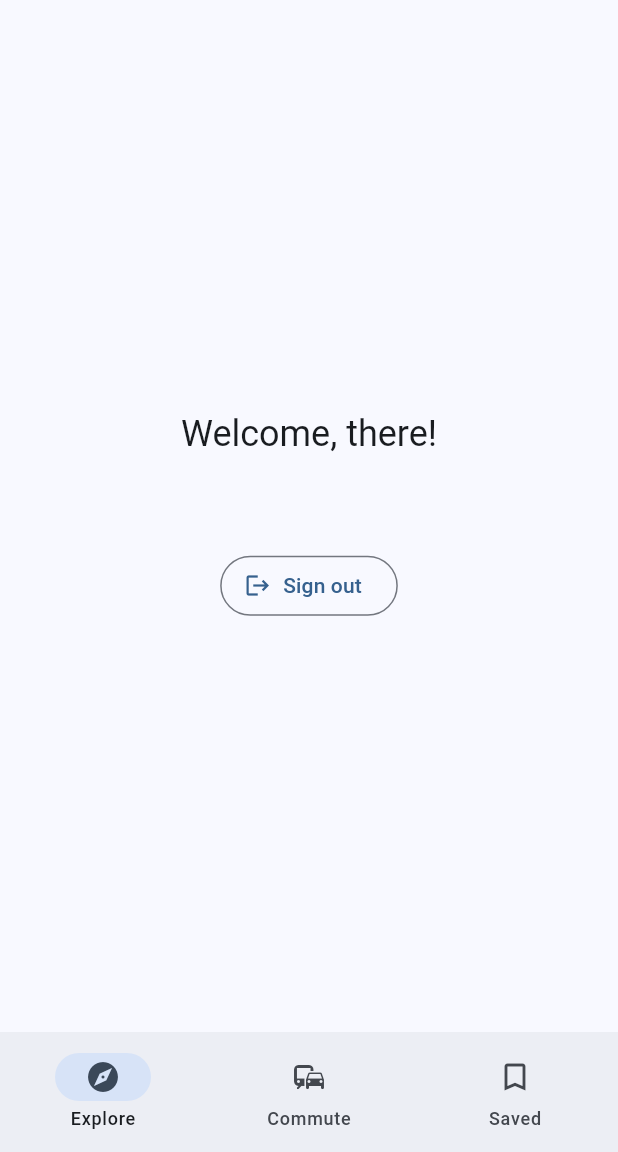
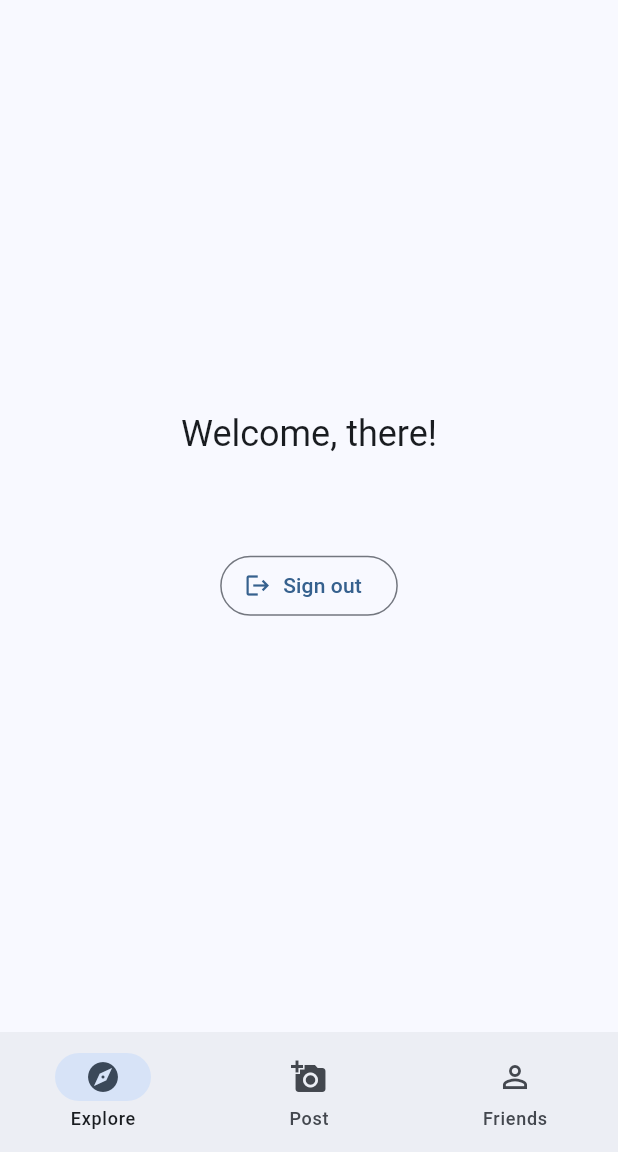
Before and after one commit to OttoRoming/unclear, a Flutter app: the screen it shows once a user with an empty profile is signed in, on a phone screen of 412 x 824 dp, the part 84-1236 px from its top. Run offline on Flutter 3.47's test engine with Material 3 defaults, Android fonts, the phone set to English and light mode, and no system bars; our stand-ins replace cloud_firestore, firebase_auth, firebase_core; accounts and stored records are empty.

Commit message:
add more navigation routes

```diff
--- a/lib/screens/home_page.dart
+++ b/lib/screens/home_page.dart
@@ -43,7 +43,8 @@ class _HomePageState extends State<HomePage> {
 
         return Scaffold(
           appBar: UnclearAppBar(onSignOut: () => _signOut(context)),
-          body: Center(
+          body: _currentPageIndex == 0
+              ? Center(
                   child: SingleChildScrollView(
                     padding: const EdgeInsets.all(24),
                     child: ConstrainedBox(
@@ -76,7 +77,10 @@ class _HomePageState extends State<HomePage> {
                       ),
                     ),
                   ),
-          ),
+                )
+              : _currentPageIndex == 1
+              ? const Placeholder()
+              : const Placeholder(),
           bottomNavigationBar: UnclearNavigationBar(
             selectedIndex: _currentPageIndex,
             onDestinationSelected: (index) =>
--- a/lib/widgets/navigation_bar.dart
+++ b/lib/widgets/navigation_bar.dart
@@ -17,11 +17,10 @@ class UnclearNavigationBar extends StatelessWidget {
       onDestinationSelected: onDestinationSelected,
       destinations: const <Widget>[
         NavigationDestination(icon: Icon(Icons.explore), label: 'Explore'),
-        NavigationDestination(icon: Icon(Icons.commute), label: 'Commute'),
+        NavigationDestination(icon: Icon(Icons.add_a_photo), label: 'Post'),
         NavigationDestination(
-          selectedIcon: Icon(Icons.bookmark),
-          icon: Icon(Icons.bookmark_border),
-          label: 'Saved',
+          icon: Icon(Icons.person_outline),
+          label: 'Friends',
         ),
       ],
     );
```
Lines whose indentation alone changed are shown as unchanged.
